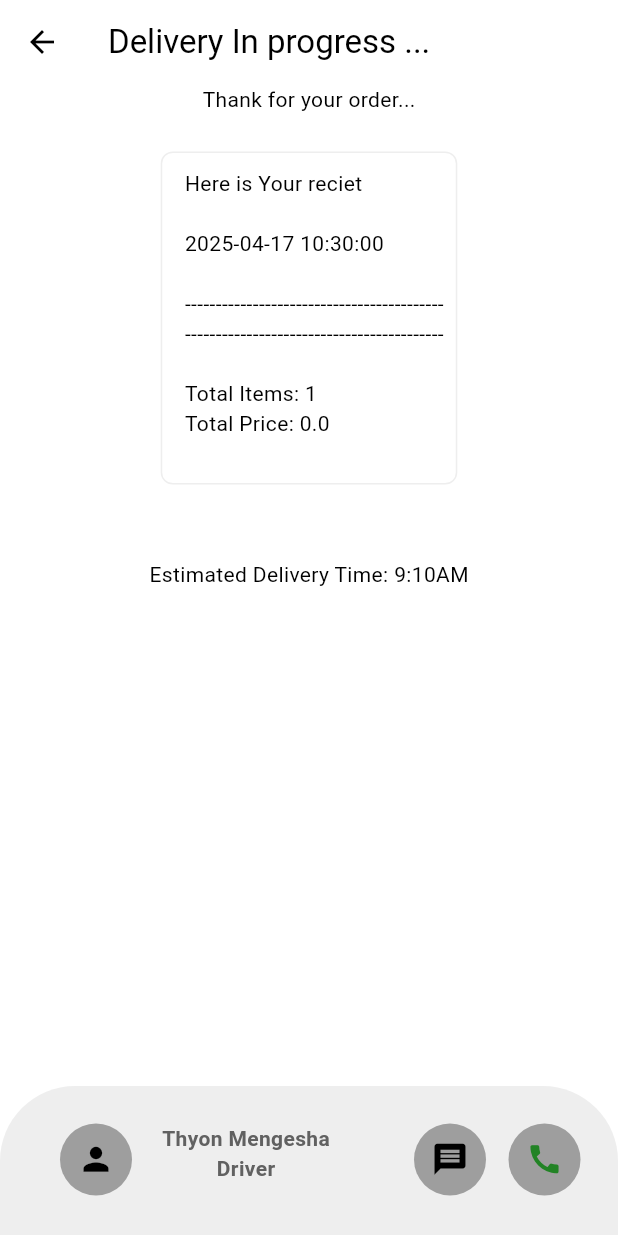
After one commit to Thyon3/Full-Delivery-Mobile-App-with-Backed-, a Flutter app: the Deliveryprogress screen opened directly, on a phone screen of 412 x 824 dp. The commit adds this screen. Run offline on Flutter 3.47's test engine with Material 3 defaults, Android fonts, the phone set to English and light mode, and no system bars; our stand-ins replace firebase_core, flutter_credit_card; missing offline and left inert: dart:ffi; accounts and stored records are empty; statements that could not run were skipped.

Commit message:
basic UI has been completed

```diff
--- /dev/null
+++ b/lib/components/myreciet.dart
@@ -0,0 +1,27 @@
+import 'package:flutter/material.dart';
+import 'package:provider/provider.dart';
+import 'package:thydelivery_mobileapp/models/restaurant.dart';
+
+class Myreciet extends StatelessWidget {
+  Widget build(context) {
+    return Padding(
+      padding: EdgeInsets.all(25),
+      child: Container(
+        decoration: BoxDecoration(
+          border: Border.all(color: Theme.of(context).colorScheme.primary),
+          borderRadius: BorderRadius.circular(8),
+        ),
+        padding: EdgeInsets.only(top: 10, bottom: 10, right: 8, left: 15),
+        child: Column(
+          children: [
+            Consumer<Restaurant>(
+              builder: (context, restaurant, child) {
+                return Text(restaurant.userCartReciet());
+              },
+            ),
+          ],
+        ),
+      ),
+    );
+  }
+}
--- a/lib/main.dart
+++ b/lib/main.dart
@@ -1,10 +1,14 @@
+import 'package:firebase_core/firebase_core.dart';
 import 'package:flutter/material.dart';
 import 'package:provider/provider.dart';
 import 'package:thydelivery_mobileapp/auth/login_or_register.dart';
+import 'package:thydelivery_mobileapp/firebase_options.dart';
 import 'package:thydelivery_mobileapp/models/restaurant.dart';
 import 'package:thydelivery_mobileapp/theme/theme_provider.dart';
 
-void main() {
+void main() async {
+  WidgetsFlutterBinding.ensureInitialized();
+  await Firebase.initializeApp(options: DefaultFirebaseOptions.currentPlatform);
   runApp(
     MultiProvider(
       providers: [
--- a/lib/models/restaurant.dart
+++ b/lib/models/restaurant.dart
@@ -1,7 +1,9 @@
 import 'package:flutter/material.dart';
+import 'package:thydelivery_mobileapp/components/my_cart_imte_tile.dart';
 import 'package:thydelivery_mobileapp/models/cart_item.dart';
 import 'package:thydelivery_mobileapp/models/food.dart';
 import 'package:collection/collection.dart';
+import 'package:intl/intl.dart';
 
 class Restaurant with ChangeNotifier {
   final List<Food> menu = [
@@ -307,5 +309,52 @@ class Restaurant with ChangeNotifier {
     notifyListeners();
   }
 
+  //fomratting double price into dollar values and addons to strings
+
+  String formatPrice(double price) {
+    return '\$${price.toStringAsFixed(2)}'; //returns $price
+  }
+
+  //formatting the addons
+
+  String formatAddons(List<AddOns> addons) {
+    return addons
+        .map((element) => '${element.name}(${formatPrice(element.price)})')
+        .join(', ');
+  }
+
+  //generate a reciet
+
+  String userCartReciet() {
+    final reciet = StringBuffer();
+    reciet.writeln('Here is Your reciet');
+    reciet.writeln();
+
+    String formattedDate = DateFormat(
+      'yyyy-MM-dd HH:mm:ss',
+    ).format(DateTime.now());
+
+    reciet.writeln(formattedDate);
+    reciet.writeln();
+    reciet.writeln('------------------------------------------');
+
+    // print out all the necessary information about the order including the quantity, food type and the addons
+    for (final item in _cart) {
+      reciet.writeln(
+        '${item.quantity} x ${item.food.name} - ${formatPrice(item.food.price)}',
+      );
+      if (item.availableAddOns.isNotEmpty) {
+        reciet.writeln('Add Ons: ${formatAddons(item.availableAddOns)}');
+      }
+    }
+
+    reciet.writeln('------------------------------------------');
+    reciet.writeln();
+
+    reciet.writeln('Total Items: ${getNumberOfItemsInTheCart()} ');
+    reciet.writeln('Total Price: ${getTotalPrice()}');
+    return reciet.toString();
+  }
+
   //helper methods
 }
--- /dev/null
+++ b/lib/page/deliveryprogress.dart
@@ -0,0 +1,111 @@
+import 'package:flutter/material.dart';
+import 'package:thydelivery_mobileapp/components/myreciet.dart';
+
+class Deliveryprogress extends StatefulWidget {
+  @override
+  State<Deliveryprogress> createState() => _DeliveryprogressState();
+}
+
+class _DeliveryprogressState extends State<Deliveryprogress> {
+  Widget _customNavigationBar(BuildContext context) {
+    return Container(
+      padding: EdgeInsets.all(25),
+      height: 100,
+      decoration: BoxDecoration(
+        color: Theme.of(context).colorScheme.primary,
+        borderRadius: BorderRadius.only(
+          topRight: Radius.circular(50),
+          topLeft: Radius.circular(50),
+        ),
+      ),
+      child: Row(
+        crossAxisAlignment: CrossAxisAlignment.start,
+        children: [
+          //drivers profile picture
+          Container(
+            margin: EdgeInsets.only(left: 15),
+            decoration: BoxDecoration(
+              shape: BoxShape.circle,
+              color: Theme.of(context).colorScheme.secondary,
+            ),
+            child: IconButton(
+              onPressed: () {},
+              icon: Icon(Icons.person, size: 25),
+            ),
+          ),
+          SizedBox(width: 20),
+
+          // driver details
+          Column(
+            mainAxisAlignment: MainAxisAlignment.start,
+            children: [
+              Text(
+                'Thyon Mengesha',
+                style: TextStyle(
+                  color: Theme.of(context).colorScheme.inversePrimary,
+                  fontWeight: FontWeight.bold,
+                ),
+              ),
+              Text(
+                textAlign: TextAlign.start,
+                'Driver',
+                style: TextStyle(
+                  color: Theme.of(context).colorScheme.inversePrimary,
+                  fontWeight: FontWeight.bold,
+                ),
+              ),
+            ],
+          ),
+          Spacer(),
+
+          //message Button
+          Container(
+            margin: EdgeInsets.only(left: 15),
+            decoration: BoxDecoration(
+              shape: BoxShape.circle,
+              color: Theme.of(context).colorScheme.secondary,
+            ),
+            child: IconButton(
+              onPressed: () {},
+              icon: Icon(Icons.message, size: 25),
+            ),
+          ),
+          Container(
+            margin: EdgeInsets.only(left: 15),
+            decoration: BoxDecoration(
+              shape: BoxShape.circle,
+              color: Theme.of(context).colorScheme.secondary,
+            ),
+            child: IconButton(
+              onPressed: () {},
+              icon: Icon(
+                Icons.call,
+                size: 25,
+                color: const Color.fromARGB(255, 34, 131, 37),
+              ),
+            ),
+          ),
+
+          // call B utton
+        ],
+      ),
+    );
+  }
+
+  Widget build(context) {
+    return Scaffold(
+      appBar: AppBar(title: Text("Delivery In progress ...")),
+      bottomNavigationBar: _customNavigationBar(context),
+      body: Center(
+        child: Column(
+          children: [
+            Text('Thank for your order...'),
+            Myreciet(),
+            SizedBox(height: 25),
+            Text('Estimated Delivery Time: 9:10AM'),
+          ],
+        ),
+      ),
+    );
+  }
+}
--- a/pubspec.yaml
+++ b/pubspec.yaml
@@ -36,6 +36,10 @@ dependencies:
   # Use with the CupertinoIcons class for iOS style icons.
   cupertino_icons: ^1.0.8
   collection: ^1.19.1
+  flutter_credit_card: ^4.1.0
+  intl: ^0.20.2
+  firebase_core: ^3.13.0
+  firebase_auth: ^5.5.2
 
 dev_dependencies:
   flutter_test:
```
Also changed, not shown: lib/page/cart.dart (+27 -1 lines), lib/page/paymentpage.dart (added, +114 -0 lines), firebase.json (added), lib/firebase_options.dart (added), pubspec.lock, 5 other files.
